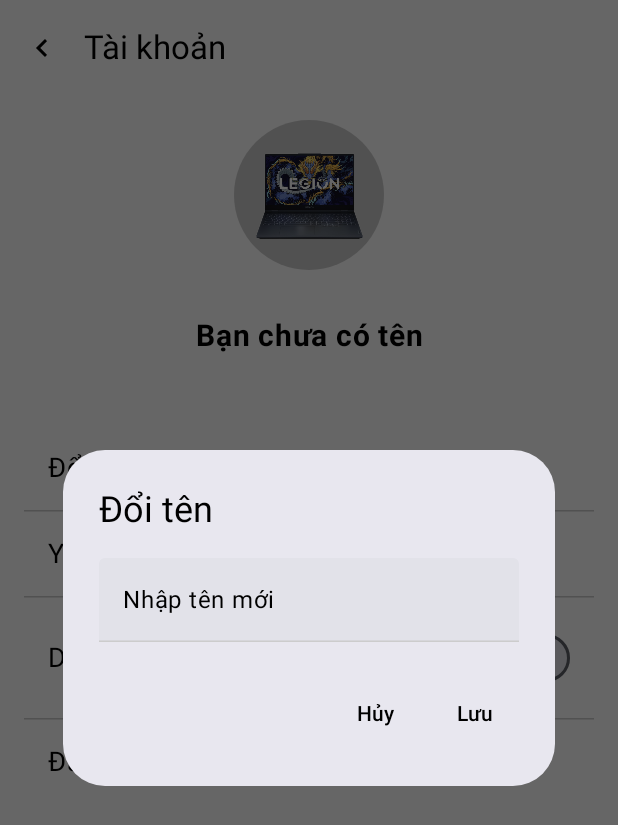
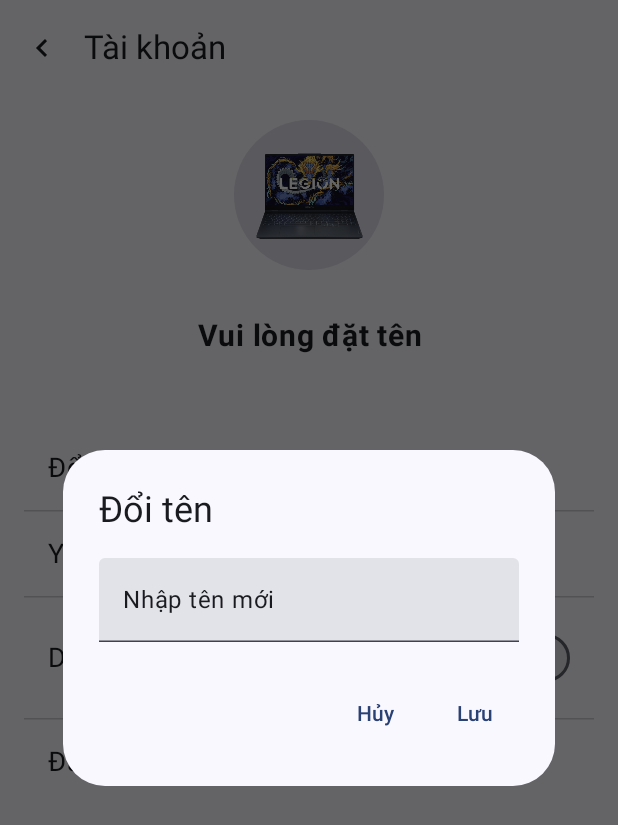
Before and after one commit to PhAhTuan/SpecCheck, an Android app built with Jetpack Compose: the AccountScreen screen opened through its navigation route, after a tap on "Đổi tên", on a phone screen of 412 x 824 dp. Shown: the top 825 px of the screen. Run offline under Robolectric (Android 15) with nearby library versions, the phone set to English and light mode, and no system bars; our stand-ins replace Firebase (no records; nobody signed in at launch, a user with empty details on screens opened directly).

Commit message:
dark mode toàn app

```diff
--- a/app/build.gradle.kts
+++ b/app/build.gradle.kts
@@ -69,5 +69,5 @@ dependencies {
     implementation("androidx.credentials:credentials-play-services-auth:1.3.0")
     implementation("com.google.android.libraries.identity.googleid:googleid:1.1.1")
     implementation ("com.google.android.gms:play-services-auth:21.0.0")
-    implementation ("com.google.firebase:firebase-auth:22.3.1")
+    implementation ("com.google.firebase:firebase-firestore:24.10.0")
 }
--- a/app/src/main/java/com/example/deadlinemh/MainActivity.kt
+++ b/app/src/main/java/com/example/deadlinemh/MainActivity.kt
@@ -2,12 +2,17 @@ package com.example.deadlinemh
 
 import HomeScreenApp2
 import android.os.Bundle
+import android.widget.Toast
 import androidx.activity.ComponentActivity
 import androidx.activity.compose.setContent
 import androidx.activity.enableEdgeToEdge
 import androidx.compose.foundation.layout.fillMaxSize
 import androidx.compose.material3.Surface
 import androidx.compose.material3.Text
+import androidx.compose.runtime.Composable
+import androidx.compose.runtime.DisposableEffect
+import androidx.compose.runtime.mutableStateOf
+import androidx.compose.runtime.remember
 import androidx.compose.ui.Modifier
 import androidx.navigation.NavType
 import androidx.navigation.compose.NavHost
@@ -24,65 +29,124 @@ import com.example.deadlinemh.homengoai.HomeHome
 import com.example.deadlinemh.interfaceApp.AccountScreen
 import com.example.deadlinemh.interfaecSS.HomeScreenSS
 import com.example.deadlinemh.ui.theme.DeadlineMHTheme
-import kotlin.collections.find
+import com.google.firebase.Firebase
+import com.google.firebase.auth.FirebaseAuth
+import com.google.firebase.firestore.firestore
 
 class MainActivity : ComponentActivity() {
     override fun onCreate(savedInstanceState: Bundle?) {
         super.onCreate(savedInstanceState)
         enableEdgeToEdge()
         setContent {
-            DeadlineMHTheme {
+            MainScreen()
+        }
+    }
+}
+
+@Composable
+fun MainScreen() {
     val navController = rememberNavController()
-                Surface(modifier = Modifier.fillMaxSize())
-                {
+    val auth = FirebaseAuth.getInstance()
+    val db = Firebase.firestore
+    val isDarkMode = remember { mutableStateOf(false) }
+
+
+    DisposableEffect(Unit) {
+        val authStateListener = FirebaseAuth.AuthStateListener { firebaseAuth ->
+            val user = firebaseAuth.currentUser
+            if (user != null) {
+                db.collection("users").document(user.uid)
+                    .get()
+                    .addOnSuccessListener { document ->
+                        if (document.exists()) {
+                            isDarkMode.value = document.getBoolean("isDarkMode") ?: false
+                        }
+                    }
+                    .addOnFailureListener { e ->
+                        Toast.makeText(
+                            navController.context,
+                            "Lỗi tải Dark Mode: ${e.message}",
+                            Toast.LENGTH_SHORT
+                        ).show()
+                    }
+            } else {
+                isDarkMode.value = false
+            }
+        }
+        auth.addAuthStateListener(authStateListener)
+        onDispose {
+            auth.removeAuthStateListener(authStateListener)
+        }
+    }
+
+    DeadlineMHTheme(darkTheme = isDarkMode.value) {
+        Surface(modifier = Modifier.fillMaxSize()) {
             val allFakeProducts: List<Product> = getFakeProductGroups(navController).flatMap { it.products }
-                    NavHost(navController = navController, startDestination ="welcome"){
-                        composable("welcome"){
+            val startDestination = if (auth.currentUser != null) "trangchu" else "welcome"
+
+            NavHost(navController = navController, startDestination = startDestination) {
+                composable("welcome") {
+                    DeadlineMHTheme(darkTheme = false) {
                         HomeHome(navController)
                     }
-                        composable("homeMain"){
+                }
+                composable("homeMain") {
+                    DeadlineMHTheme(darkTheme = false) {
                         HomeScreennn(navController)
                     }
-                        composable("dangky"){
+                }
+                composable("dangky") {
+                    DeadlineMHTheme(darkTheme = false) {
                         HomeScreenn(navController)
                     }
-                        composable("dangnhap"){
+                }
+                composable("dangnhap") {
+                    DeadlineMHTheme(darkTheme = false) {
                         HomeScreennn(navController)
                     }
-                        composable("trangchu"){
+                }
+                composable("trangchu") {
                     HomeScreenApp1(navController)
                 }
-                        //---------------
                 composable(
                     route = "trangchu/{leftProductId}",
                     arguments = listOf(navArgument("leftProductId") { type = NavType.IntType })
                 ) { backStackEntry ->
                     val leftProductId = backStackEntry.arguments?.getInt("leftProductId")
-                            HomeScreenApp1(navController = navController, leftProductId = leftProductId)
+                    HomeScreenApp1(
+                        navController = navController,
+                        leftProductId = leftProductId
+                    )
                 }
-                        composable("dangkyyy"){
+                composable("dangkyyy") {
+                    DeadlineMHTheme(darkTheme = false) {
                         HomeScreennn(navController)
                     }
-                        composable("menucon"){
-                            testMenu(navController, onClose = {navController.popBackStack()})
+                }
+                composable("menucon") {
+                    testMenu(navController, onClose = { navController.popBackStack() })
                 }
                 composable("chitietsanpham/{productId}") { backStackEntry ->
                     val productId = backStackEntry.arguments?.getString("productId")?.toIntOrNull()
                     val product = allFakeProducts.find { it.id == productId }
-
                     if (product != null) {
-                                HomeScreenApp2(navController = navController,productId = product.id )
+                        HomeScreenApp2(
+                            navController = navController,
+                            productId = product.id
+                        )
                     } else {
                         Text("Không tìm thấy sản phẩm")
                     }
                 }
-                        //-------------------------------
                 composable(
                     route = "compare/{leftProductId}",
                     arguments = listOf(navArgument("leftProductId") { type = NavType.IntType })
                 ) { backStackEntry ->
                     val leftProductId = backStackEntry.arguments?.getInt("leftProductId")
-                            HomeScreenSS(navController = navController, leftProductId = leftProductId)
+                    HomeScreenSS(
+                        navController = navController,
+                        leftProductId = leftProductId
+                    )
                 }
                 composable(
                     route = "compare/{leftProductId}/{rightProductId}",
@@ -96,24 +160,41 @@ class MainActivity : ComponentActivity() {
                     HomeScreenSS(
                         navController = navController,
                         leftProductId = leftProductId,
-                                rightProductId = rightProductId,)
+                        rightProductId = rightProductId
+                    )
                 }
-                            //-------------------------
-                            composable("xemtatca"){
-                            testMenu(navController, onClose = {navController.popBackStack()})
+                composable("xemtatca") {
+                    testMenu(navController, onClose = { navController.popBackStack() })
                 }
                 composable("homethanhtaskbar") {
                     HomeScreenApp1(navController)
                 }
                 composable("dangxuat") {
+                    DeadlineMHTheme(darkTheme = false) {
                         HomeScreennn(navController)
                     }
+                }
                 composable("account") {
-                            AccountScreen(navController)
+                    AccountScreen(
+                        navController = navController,
+                        isDarkMode = isDarkMode,
+                        onDarkModeToggle = { newValue ->
+                            isDarkMode.value = newValue
+                            if (auth.currentUser != null) {
+                                db.collection("users").document(auth.currentUser!!.uid)
+                                    .update("isDarkMode", newValue)
+                                    .addOnFailureListener { e ->
+                                        Toast.makeText(
+                                            navController.context,
+                                            "Lỗi lưu Dark Mode: ${e.message}",
+                                            Toast.LENGTH_SHORT
+                                        ).show()
+                                    }
+                            }
+                        }
+                    )
                 }
             }
         }
     }
 }
-        }
-    }
--- a/app/src/main/java/com/example/deadlinemh/interfaceApp/giaodienTK.kt
+++ b/app/src/main/java/com/example/deadlinemh/interfaceApp/giaodienTK.kt
@@ -1,5 +1,6 @@
 package com.example.deadlinemh.interfaceApp
 
+import android.widget.Toast
 import androidx.compose.foundation.*
 import androidx.compose.foundation.layout.*
 import androidx.compose.foundation.shape.RoundedCornerShape
@@ -11,29 +12,50 @@ import androidx.compose.runtime.saveable.rememberSaveable
 import androidx.compose.ui.*
 import androidx.compose.ui.Alignment
 import androidx.compose.ui.draw.clip
-import androidx.compose.ui.graphics.Color
 import androidx.compose.ui.graphics.graphicsLayer
+import androidx.compose.ui.platform.LocalContext
 import androidx.compose.ui.res.painterResource
 import androidx.compose.ui.text.font.FontWeight
 import androidx.compose.ui.text.input.TextFieldValue
 import androidx.compose.ui.text.style.TextAlign
-import androidx.compose.ui.tooling.preview.Preview
 import androidx.compose.ui.unit.*
 import androidx.navigation.NavController
-import androidx.navigation.compose.rememberNavController
 import com.example.deadlinemh.R
+import com.google.firebase.Firebase
+import com.google.firebase.auth.FirebaseAuth
+import com.google.firebase.firestore.SetOptions
+import com.google.firebase.firestore.firestore
 
 @OptIn(ExperimentalMaterial3Api::class)
 @Composable
-fun AccountScreen(navController: NavController, modifier: Modifier = Modifier) {
+fun AccountScreen(
+    navController: NavController,
+    isDarkMode: MutableState<Boolean>,
+    onDarkModeToggle: (Boolean) -> Unit,
+    modifier: Modifier = Modifier
+) {
+    val auth = FirebaseAuth.getInstance()
+    val db = Firebase.firestore
+    val user = auth.currentUser
+    val context = LocalContext.current
+
     var name by rememberSaveable { mutableStateOf("") }
-    val isDarkMode = rememberSaveable { mutableStateOf(false) }
     var showDialog by remember { mutableStateOf(false) }
     var textState by remember { mutableStateOf(TextFieldValue("")) }
 
-    val backgroundColor = if (isDarkMode.value) Color.DarkGray else Color.White
-    val textColor = if (isDarkMode.value) Color.White else Color.Black
-    val dividerColor = if (isDarkMode.value) Color.Gray else Color.LightGray
+    LaunchedEffect(user) {
+        if (user != null) {
+            val userDocRef = db.collection("users").document(user.uid)
+            userDocRef.get().addOnSuccessListener { document ->
+                if (document.exists()) {
+                    name = document.getString("name") ?: ""
+                    textState = TextFieldValue(name)
+                }
+            }.addOnFailureListener { e ->
+                Toast.makeText(context, "Lỗi tải dữ liệu: ${e.message}", Toast.LENGTH_SHORT).show()
+            }
+        }
+    }
 
     Scaffold(
         topBar = {
@@ -49,9 +71,9 @@ fun AccountScreen(navController: NavController, modifier: Modifier = Modifier) {
                     }
                 },
                 colors = TopAppBarDefaults.topAppBarColors(
-                    containerColor = backgroundColor,
-                    titleContentColor = textColor,
-                    navigationIconContentColor = textColor
+                    containerColor = MaterialTheme.colorScheme.background,
+                    titleContentColor = MaterialTheme.colorScheme.onBackground,
+                    navigationIconContentColor = MaterialTheme.colorScheme.onBackground
                 )
             )
         }
@@ -59,7 +81,7 @@ fun AccountScreen(navController: NavController, modifier: Modifier = Modifier) {
         Column(
             modifier = modifier
                 .fillMaxSize()
-                .background(backgroundColor)
+                .background(MaterialTheme.colorScheme.background)
                 .verticalScroll(rememberScrollState())
                 .padding(innerPadding)
                 .padding(16.dp),
@@ -71,16 +93,16 @@ fun AccountScreen(navController: NavController, modifier: Modifier = Modifier) {
                 modifier = Modifier
                     .size(100.dp)
                     .clip(RoundedCornerShape(60.dp))
-                    .background(Color.LightGray)
+                    .background(MaterialTheme.colorScheme.surfaceVariant)
             )
 
             Spacer(modifier = Modifier.height(16.dp))
 
             Text(
-                text = if (name.isEmpty()) "Bạn chưa có tên" else name,
+                text = if (name.isEmpty()) "Vui lòng đặt tên" else name,
                 fontSize = 20.sp,
                 fontWeight = FontWeight.Bold,
-                color = textColor,
+                color = MaterialTheme.colorScheme.onBackground,
                 textAlign = TextAlign.Center,
                 modifier = Modifier
                     .fillMaxWidth()
@@ -93,7 +115,7 @@ fun AccountScreen(navController: NavController, modifier: Modifier = Modifier) {
                 Text(
                     text = "Đổi tên",
                     fontSize = 18.sp,
-                    color = textColor,
+                    color = MaterialTheme.colorScheme.onBackground,
                     modifier = Modifier
                         .fillMaxWidth()
                         .clickable {
@@ -102,69 +124,81 @@ fun AccountScreen(navController: NavController, modifier: Modifier = Modifier) {
                         }
                         .padding(16.dp)
                 )
-                HorizontalDivider(color = dividerColor, thickness = 1.dp)
+                HorizontalDivider(color = MaterialTheme.colorScheme.onSurface.copy(alpha = 0.2f), thickness = 1.dp)
 
                 Text(
                     text = "Yêu thích",
                     fontSize = 18.sp,
-                    color = textColor,
+                    color = MaterialTheme.colorScheme.onBackground,
                     modifier = Modifier
                         .fillMaxWidth()
                         .clickable { navController.navigate("yeuthich") }
                         .padding(16.dp)
                 )
-                HorizontalDivider(color = dividerColor, thickness = 1.dp)
+                HorizontalDivider(color = MaterialTheme.colorScheme.onSurface.copy(alpha = 0.2f), thickness = 1.dp)
 
                 Row(
                     modifier = Modifier
                         .fillMaxWidth()
-                        .clickable { isDarkMode.value = !isDarkMode.value }
+                        .clickable {
+                            onDarkModeToggle(!isDarkMode.value)
+                        }
                         .padding(16.dp),
                     horizontalArrangement = Arrangement.SpaceBetween,
                     verticalAlignment = Alignment.CenterVertically
                 ) {
-                    Text("Dark Mode", fontSize = 18.sp, color = textColor)
+                    Text(
+                        "Dark Mode",
+                        fontSize = 18.sp,
+                        color = MaterialTheme.colorScheme.onBackground
+                    )
                     Switch(
                         checked = isDarkMode.value,
-                        onCheckedChange = { isDarkMode.value = it },
+                        onCheckedChange = { newValue ->
+                            onDarkModeToggle(newValue)
+                        },
                         colors = SwitchDefaults.colors(
-                            checkedThumbColor = Color.White,
-                            uncheckedThumbColor = Color.Gray
+                            checkedThumbColor = MaterialTheme.colorScheme.primary,
+                            uncheckedThumbColor = MaterialTheme.colorScheme.onSurfaceVariant
                         )
                     )
                 }
-                HorizontalDivider(color = dividerColor, thickness = 1.dp)
+                HorizontalDivider(color = MaterialTheme.colorScheme.onSurface.copy(alpha = 0.2f), thickness = 1.dp)
 
                 Text(
                     text = "Đăng xuất",
                     fontSize = 18.sp,
-                    color = textColor,
+                    color = MaterialTheme.colorScheme.onBackground,
                     modifier = Modifier
                         .fillMaxWidth()
-                        .clickable { navController.navigate("dangxuat") }
+                        .clickable {
+                            auth.signOut()
+                            navController.navigate("dangnhap") {
+                                popUpTo(navController.graph.startDestinationId) { inclusive = true }
+                            }
+                        }
                         .padding(16.dp)
                 )
             }
 
             Spacer(modifier = Modifier.height(24.dp))
 
-            // Dialog đổi tên
             if (showDialog) {
                 AlertDialog(
                     onDismissRequest = { showDialog = false },
-                    title = { Text("Đổi tên", color = textColor) },
+                    title = { Text("Đổi tên", color = MaterialTheme.colorScheme.onBackground) },
                     text = {
                         TextField(
                             value = textState,
                             onValueChange = { textState = it },
-                            label = { Text("Nhập tên mới", color = textColor) },
+                            label = { Text("Nhập tên mới", color = MaterialTheme.colorScheme.onBackground) },
                             colors = TextFieldDefaults.colors(
-                                focusedTextColor = textColor,
-                                unfocusedTextColor = textColor,
-                                focusedLabelColor = textColor,
-                                unfocusedLabelColor = textColor,
-                                focusedIndicatorColor = if (isDarkMode.value) Color.White else Color.Black,
-                                unfocusedIndicatorColor = if (isDarkMode.value) Color.Gray else Color.LightGray
+                                focusedTextColor = MaterialTheme.colorScheme.onBackground,
+                                unfocusedTextColor = MaterialTheme.colorScheme.onBackground,
+                                focusedLabelColor = MaterialTheme.colorScheme.onBackground,
+                                unfocusedLabelColor = MaterialTheme.colorScheme.onBackground,
+                                focusedIndicatorColor = MaterialTheme.colorScheme.primary,
+                                unfocusedIndicatorColor = MaterialTheme.colorScheme.onSurfaceVariant
                             )
                         )
                     },
@@ -172,26 +206,31 @@ fun AccountScreen(navController: NavController, modifier: Modifier = Modifier) {
                         TextButton(
                             onClick = {
                                 name = textState.text
+                                if (user != null) {
+                                    db.collection("users").document(user.uid)
+                                        .set(mapOf("name" to name, "isDarkMode" to isDarkMode.value), SetOptions.merge())
+                                        .addOnSuccessListener {
+                                            Toast.makeText(context, "Đã lưu tên", Toast.LENGTH_SHORT).show()
+                                        }
+                                        .addOnFailureListener { e ->
+                                            Toast.makeText(context, "Lỗi lưu tên: ${e.message}", Toast.LENGTH_SHORT).show()
+                                        }
+                                }
                                 showDialog = false
                             }
                         ) {
-                            Text("Lưu", color = textColor)
+                            Text("Lưu", color = MaterialTheme.colorScheme.primary)
                         }
                     },
                     dismissButton = {
                         TextButton(onClick = { showDialog = false }) {
-                            Text("Hủy", color = textColor)
+                            Text("Hủy", color = MaterialTheme.colorScheme.primary)
                         }
-                    }
+                    },
+                    containerColor = MaterialTheme.colorScheme.background,
+                    titleContentColor = MaterialTheme.colorScheme.onBackground
                 )
             }
         }
     }
 }
-
-@Preview(showBackground = true, showSystemUi = true)
-@Composable
-fun ShowGDTK() {
-    val navController = rememberNavController()
-    AccountScreen(navController)
-}
```
Also changed, not shown: app/src/main/java/com/example/deadlinemh/ui/theme/Theme.kt (+8 -12 lines). Lines whose indentation alone changed are shown as unchanged.
